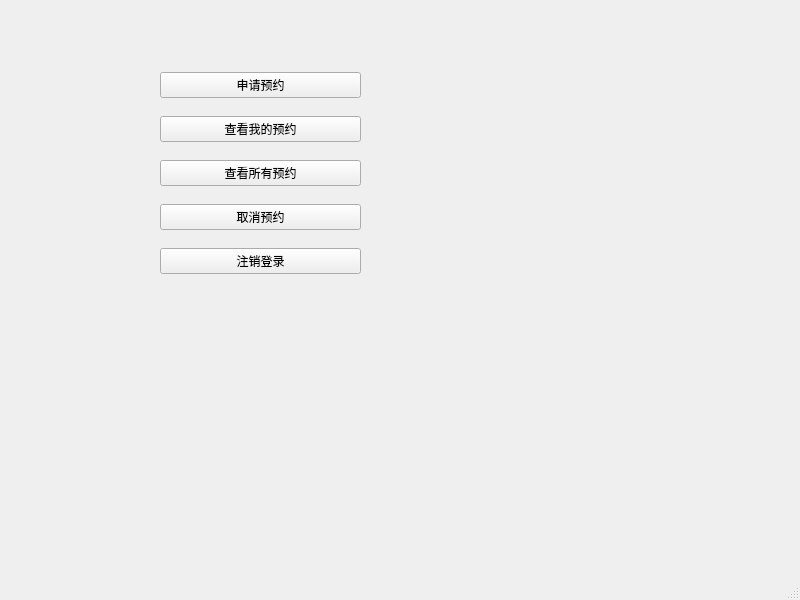
Before: the Qt Designer form Qt-sourcefile/studentwindow.ui in 068402-703a/Qt-Classroom-reservation-system, drawn with Qt 5.
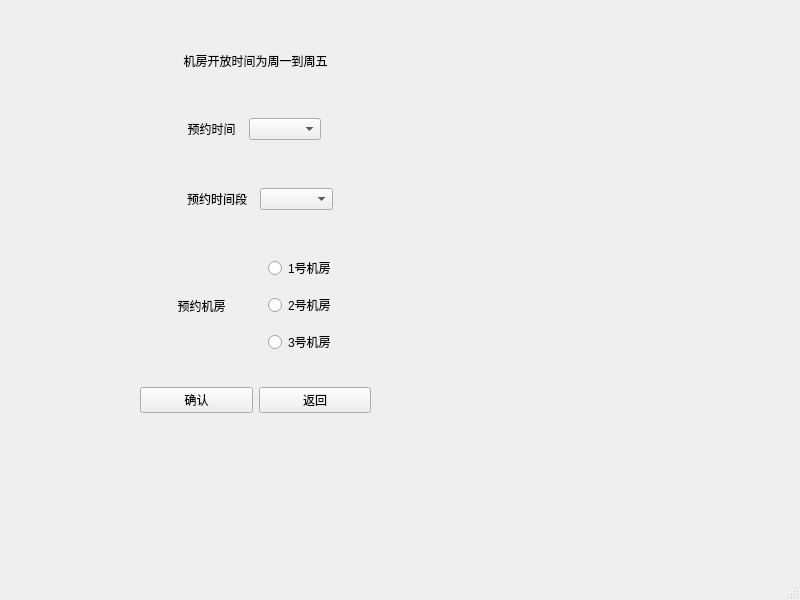
After: the same form once the commit is applied. The open tabs and pages were chosen to show the change.

Diff of the .ui file:
```diff
--- a/Qt-sourcefile/studentwindow.ui
+++ b/Qt-sourcefile/studentwindow.ui
@@ -14,11 +14,24 @@
    <string>MainWindow</string>
   </property>
   <widget class="QWidget" name="centralwidget">
+   <widget class="QStackedWidget" name="stackedWidget">
+    <property name="geometry">
+     <rect>
+      <x>70</x>
+      <y>30</y>
+      <width>421</width>
+      <height>391</height>
+     </rect>
+    </property>
+    <property name="currentIndex">
+     <number>2</number>
+    </property>
+    <widget class="QWidget" name="page">
    <widget class="QWidget" name="widget" native="true">
     <property name="geometry">
      <rect>
-      <x>160</x>
-      <y>60</y>
+        <x>100</x>
+        <y>70</y>
       <width>201</width>
       <height>231</height>
      </rect>
@@ -60,6 +73,218 @@
       </widget>
      </item>
     </layout>
+     </widget>
+    </widget>
+    <widget class="QWidget" name="page_2">
+     <widget class="QLabel" name="label">
+      <property name="geometry">
+       <rect>
+        <x>50</x>
+        <y>10</y>
+        <width>271</width>
+        <height>41</height>
+       </rect>
+      </property>
+      <property name="text">
+       <string>机房开放时间为周一到周五</string>
+      </property>
+      <property name="alignment">
+       <set>Qt::AlignCenter</set>
+      </property>
+     </widget>
+     <widget class="QWidget" name="widget_2" native="true">
+      <property name="geometry">
+       <rect>
+        <x>110</x>
+        <y>80</y>
+        <width>141</width>
+        <height>38</height>
+       </rect>
+      </property>
+      <layout class="QHBoxLayout" name="horizontalLayout">
+       <item>
+        <widget class="QLabel" name="label_2">
+         <property name="text">
+          <string>预约时间</string>
+         </property>
+         <property name="alignment">
+          <set>Qt::AlignCenter</set>
+         </property>
+        </widget>
+       </item>
+       <item>
+        <widget class="QComboBox" name="datecomboBox"/>
+       </item>
+      </layout>
+     </widget>
+     <widget class="QWidget" name="widget_3" native="true">
+      <property name="geometry">
+       <rect>
+        <x>110</x>
+        <y>150</y>
+        <width>153</width>
+        <height>38</height>
+       </rect>
+      </property>
+      <layout class="QHBoxLayout" name="horizontalLayout_2">
+       <item>
+        <widget class="QLabel" name="label_3">
+         <property name="text">
+          <string>预约时间段</string>
+         </property>
+         <property name="alignment">
+          <set>Qt::AlignCenter</set>
+         </property>
+        </widget>
+       </item>
+       <item>
+        <widget class="QComboBox" name="intervalcomboBox"/>
+       </item>
+      </layout>
+     </widget>
+     <widget class="QWidget" name="widget_5" native="true">
+      <property name="geometry">
+       <rect>
+        <x>80</x>
+        <y>210</y>
+        <width>211</width>
+        <height>131</height>
+       </rect>
+      </property>
+      <layout class="QHBoxLayout" name="horizontalLayout_3">
+       <item>
+        <widget class="QLabel" name="label_4">
+         <property name="text">
+          <string>预约机房</string>
+         </property>
+         <property name="alignment">
+          <set>Qt::AlignCenter</set>
+         </property>
+        </widget>
+       </item>
+       <item>
+        <widget class="QWidget" name="widget_4" native="true">
+         <layout class="QVBoxLayout" name="verticalLayout_2">
+          <item>
+           <widget class="QRadioButton" name="computerroom1radioButton">
+            <property name="text">
+             <string>1号机房</string>
+            </property>
+           </widget>
+          </item>
+          <item>
+           <widget class="QRadioButton" name="commputerroom2radioButton">
+            <property name="text">
+             <string>2号机房</string>
+            </property>
+           </widget>
+          </item>
+          <item>
+           <widget class="QRadioButton" name="commputerroom3radioButton">
+            <property name="text">
+             <string>3号机房</string>
+            </property>
+           </widget>
+          </item>
+         </layout>
+        </widget>
+       </item>
+      </layout>
+     </widget>
+     <widget class="QWidget" name="widget_6" native="true">
+      <property name="geometry">
+       <rect>
+        <x>240</x>
+        <y>250</y>
+        <width>75</width>
+        <height>29</height>
+       </rect>
+      </property>
+     </widget>
+     <widget class="QWidget" name="widget_7" native="true">
+      <property name="geometry">
+       <rect>
+        <x>70</x>
+        <y>350</y>
+        <width>231</width>
+        <height>41</height>
+       </rect>
+      </property>
+      <layout class="QHBoxLayout" name="horizontalLayout_4">
+       <item>
+        <widget class="QPushButton" name="configpushButton_5">
+         <property name="text">
+          <string>确认</string>
+         </property>
+        </widget>
+       </item>
+       <item>
+        <widget class="QPushButton" name="exitpushButton_6">
+         <property name="text">
+          <string>返回</string>
+         </property>
+        </widget>
+       </item>
+      </layout>
+     </widget>
+    </widget>
+    <widget class="QWidget" name="page_3">
+     <widget class="QLabel" name="label_5">
+      <property name="geometry">
+       <rect>
+        <x>40</x>
+        <y>30</y>
+        <width>341</width>
+        <height>41</height>
+       </rect>
+      </property>
+      <property name="text">
+       <string>审核中或预约成功的记录可以取消，下列是可以取消的记录</string>
+      </property>
+      <property name="textFormat">
+       <enum>Qt::RichText</enum>
+      </property>
+      <property name="alignment">
+       <set>Qt::AlignCenter</set>
+      </property>
+     </widget>
+     <widget class="QWidget" name="widget_8" native="true">
+      <property name="geometry">
+       <rect>
+        <x>50</x>
+        <y>320</y>
+        <width>311</width>
+        <height>41</height>
+       </rect>
+      </property>
+      <layout class="QHBoxLayout" name="horizontalLayout_5">
+       <item>
+        <widget class="QPushButton" name="choosepushButton">
+         <property name="text">
+          <string>选择</string>
+         </property>
+        </widget>
+       </item>
+       <item>
+        <widget class="QPushButton" name="cancelexitpushButton">
+         <property name="text">
+          <string>返回</string>
+         </property>
+        </widget>
+       </item>
+      </layout>
+     </widget>
+     <widget class="QTextEdit" name="textEdit">
+      <property name="geometry">
+       <rect>
+        <x>60</x>
+        <y>70</y>
+        <width>281</width>
+        <height>231</height>
+       </rect>
+      </property>
+     </widget>
+    </widget>
    </widget>
   </widget>
   <widget class="QMenuBar" name="menubar">
```
Left out of the diff: 8 changed lines with no effect on the pictures. Lines whose indentation alone changed are shown as unchanged.
